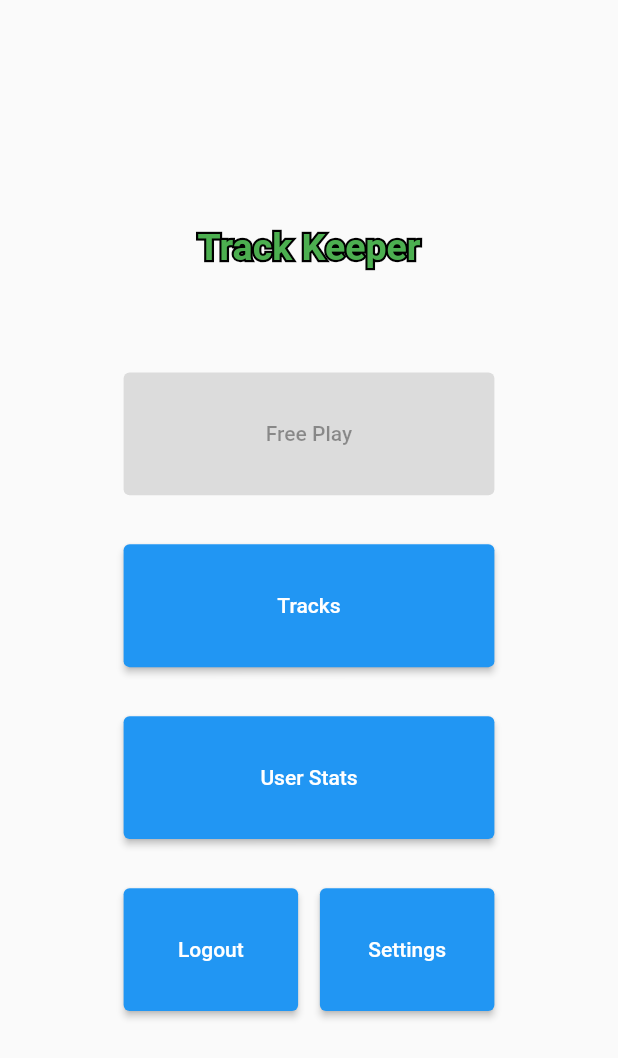
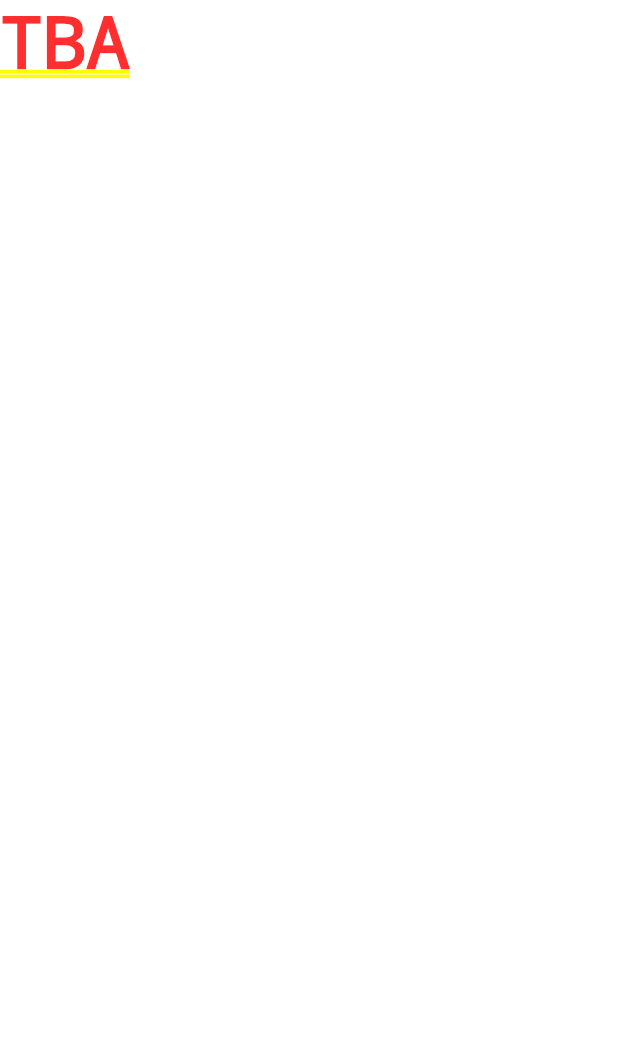
Before and after one commit to Dioben/ICM_PROJETO2_93179_93391, a Flutter app: the screen it shows after launch, after a tap on "debug skip button", after a tap on "Tracks", on a phone screen of 412 x 824 dp. Shown: the top 1058 px of the screen. Run offline on Flutter 3.47's test engine with Material 2 defaults, Android fonts, the light colour scheme and no system bars.

Commit message:
routing stuff, pages TBA

```diff
--- a/lib/widgets/mainmenu.dart
+++ b/lib/widgets/mainmenu.dart
@@ -1,5 +1,8 @@
 import 'package:flutter/cupertino.dart';
 import 'package:flutter/material.dart';
+import 'package:track_keeper/widgets/track-list.dart';
+import 'package:track_keeper/widgets/tracking.dart';
+import 'package:track_keeper/widgets/user-info.dart';
 
 class MainMenu extends StatelessWidget{
   @override
@@ -26,11 +29,11 @@ class MainMenu extends StatelessWidget{
                 ),
                   ),
                   Spacer(flex:2),
-                  Expanded(flex:5,child: SizedBox(width:double.infinity,child: ElevatedButton(child: Text("Free Play"),onPressed: freePlay(context)))),
+                  Expanded(flex:5,child: SizedBox(width:double.infinity,child: ElevatedButton(child: Text("Free Play"),onPressed: ()=>freePlay(context)))),
                   Spacer(flex:2),
-                  Expanded(flex:5,child: SizedBox(width:double.infinity,child: ElevatedButton(child: Text("Tracks"),onPressed: (){},))),
+                  Expanded(flex:5,child: SizedBox(width:double.infinity,child: ElevatedButton(child: Text("Tracks"),onPressed: ()=>viewTracks(context),))),
                   Spacer(flex:2),
-                  Expanded(flex:5 ,child: SizedBox(width:double.infinity,child: ElevatedButton(child: Text("User Stats"),onPressed: (){},))),
+                  Expanded(flex:5 ,child: SizedBox(width:double.infinity,child: ElevatedButton(child: Text("User Stats"),onPressed:()=> userInfo(context),))),
                   Spacer(flex:2),
                   Expanded(flex:5,child: Row(mainAxisAlignment:MainAxisAlignment.center,children: [Expanded(flex:8,child: SizedBox(height:double.infinity,child: ElevatedButton(child: Text("Logout"),onPressed: (){},))),Spacer(flex:1),Expanded(flex:8,child: SizedBox(height: double.infinity,child: ElevatedButton(child: Text("Settings"),onPressed: (){},)))],)),
 
@@ -49,5 +52,10 @@ class MainMenu extends StatelessWidget{
   freePlay(context){
     Navigator.push(context,MaterialPageRoute(builder: (context) => TrackingActivity()));
   }
-
+  userInfo(context){
+    Navigator.push(context,MaterialPageRoute(builder: (context) => UserStats()));
+  }
+  viewTracks(context){
+    Navigator.push(context,MaterialPageRoute(builder: (context) => ViewTrackList()));
+  }
 }
--- a/lib/widgets/track-list.dart
+++ b/lib/widgets/track-list.dart
@@ -0,0 +1,14 @@
+import 'package:flutter/cupertino.dart';
+
+class ViewTrackList extends StatefulWidget{
+  @override
+  State<StatefulWidget> createState() => ViewListState();
+}
+
+class ViewListState extends State<ViewTrackList>{
+  @override
+  Widget build(BuildContext context) {
+    // TODO: implement build
+    return Text("TBA");
+  }
+}
--- a/lib/widgets/tracking.dart
+++ b/lib/widgets/tracking.dart
@@ -1,5 +1,7 @@
 import 'package:flutter/cupertino.dart';
 import 'package:flutter/material.dart';
+
+import 'shared.dart';
 
 class TrackingActivity extends StatefulWidget{
   const TrackingActivity({Key key}) : super(key: key);
@@ -9,13 +11,13 @@ class TrackingActivity extends StatefulWidget{
 }
 
 class _TrackingState extends State<TrackingActivity>{
-  bool recording;
+  bool recording=false;
   @override
   Widget build(BuildContext context) {
     //this should return different things if recording or not recording
     if (!recording){
     return Scaffold(
-      appBar: AppBar(title: const Text("Tracking"),actions: [IconButton(icon: const Icon(Icons.play_arrow),tooltip: "Start recording",onPressed: startRecording(),)]
+      appBar: AppBar(title: const Text("Tracking"),actions: [IconButton(icon: const Icon(Icons.play_arrow),tooltip: "Start recording",onPressed: ()=>startRecording(),)]
         ,),
     body: ReusableTrackingLayout(),//implement this in the shared file
     );}
--- a/lib/widgets/user-info.dart
+++ b/lib/widgets/user-info.dart
@@ -0,0 +1,11 @@
+
+
+import 'package:flutter/widgets.dart';
+
+class UserStats extends StatelessWidget{
+  @override
+  Widget build(BuildContext context) {
+    // TODO: implement build
+    return Text("TBA");
+  }
+}
```
Also changed, not shown: lib/widgets/shared.dart (+15 -0 lines).
